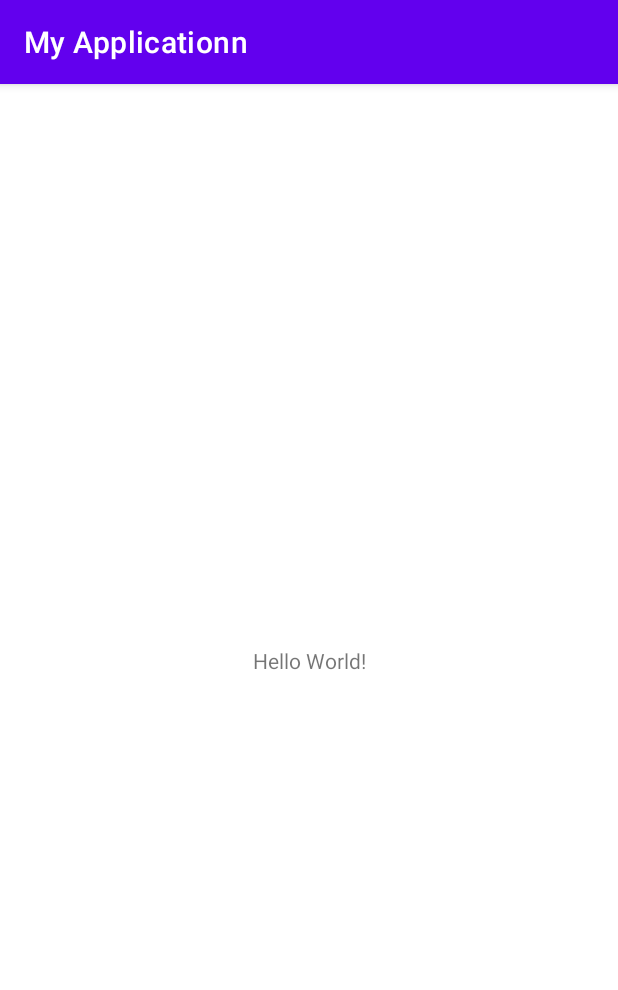
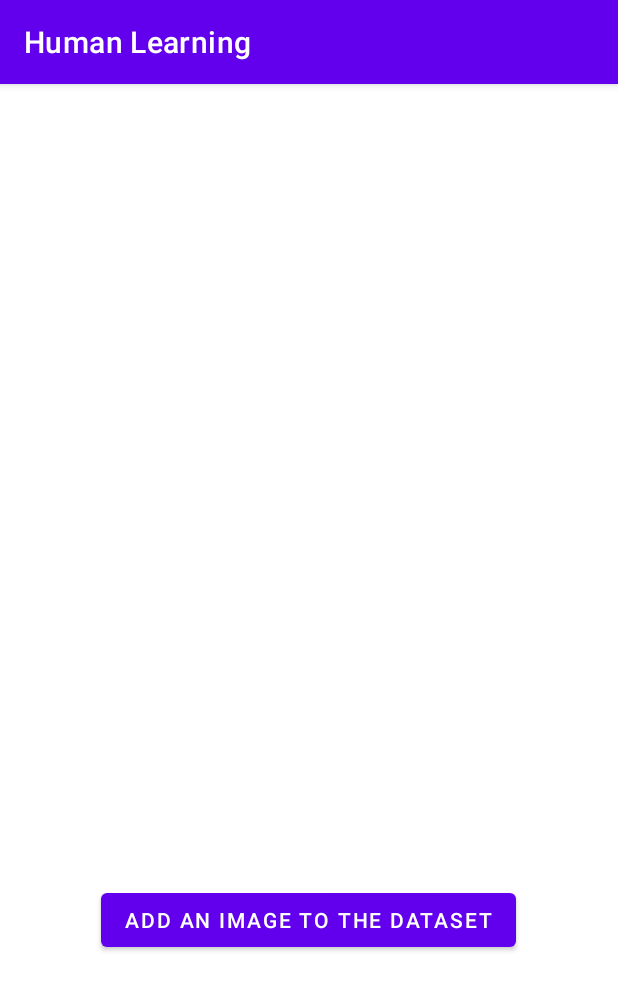
Before and after one commit to HumanLearning2021/HumanLearningApp, an Android app: the screen it shows after launch (MainActivity), on a phone screen of 412 x 824 dp. Shown: the top 990 px of the screen. Run offline under Robolectric (Android 15) with nearby library versions, the phone set to English and light mode, and no system bars; libraries missing offline, so code that uses them is left out: androidx.camera.core, androidx.camera.lifecycle, androidx.camera.view.

Commit message:
add feature add a picture to a dataset

```diff
--- a/app/src/main/AndroidManifest.xml
+++ b/app/src/main/AndroidManifest.xml
@@ -1,6 +1,10 @@
 <?xml version="1.0" encoding="utf-8"?>
 <manifest xmlns:android="http://schemas.android.com/apk/res/android"
     package="com.github.HumanLearning2021.HumanLearningApp">
+
+    <uses-permission
+        android:name="android.permission.CAMERA"
+        android:required="false" />
 
     <application
         android:allowBackup="false"
@@ -9,6 +13,7 @@
         android:roundIcon="@mipmap/ic_launcher_round"
         android:supportsRtl="true"
         android:theme="@style/Theme.HumanLearning">
+        <activity android:name=".AddPictureActivity"></activity>
         <activity android:name=".MainActivity">
             <intent-filter>
                 <action android:name="android.intent.action.MAIN" />
--- a/app/src/main/res/layout/activity_main.xml
+++ b/app/src/main/res/layout/activity_main.xml
@@ -6,13 +6,52 @@
     android:layout_height="match_parent"
     tools:context=".MainActivity">
 
-    <TextView
+
+    <Button
+        android:id="@+id/goToCameraButton"
         android:layout_width="wrap_content"
         android:layout_height="wrap_content"
-        android:text="Hello World!"
+        android:layout_marginStart="162dp"
+        android:layout_marginTop="533dp"
+        android:layout_marginEnd="156dp"
+        android:layout_marginBottom="151dp"
+        android:onClick="launchToCameraActivity"
+        android:text="Add an image to the dataset"
         app:layout_constraintBottom_toBottomOf="parent"
-        app:layout_constraintLeft_toLeftOf="parent"
-        app:layout_constraintRight_toRightOf="parent"
-        app:layout_constraintTop_toTopOf="parent" />
+        app:layout_constraintEnd_toEndOf="parent"
+        app:layout_constraintHorizontal_bias="0.519"
+        app:layout_constraintStart_toStartOf="parent"
+        app:layout_constraintTop_toTopOf="parent"
+        app:layout_constraintVertical_bias="0.0" />
+
+    <ImageView
+        android:id="@+id/pictureTaken"
+        android:layout_width="319dp"
+        android:layout_height="450dp"
+        android:layout_marginStart="16dp"
+        android:layout_marginTop="16dp"
+        android:layout_marginEnd="22dp"
+        android:layout_marginBottom="27dp"
+        app:layout_constraintBottom_toTopOf="@+id/goToCameraButton"
+        app:layout_constraintEnd_toEndOf="parent"
+        app:layout_constraintHorizontal_bias="0.555"
+        app:layout_constraintStart_toStartOf="parent"
+        app:layout_constraintTop_toTopOf="parent"
+        app:layout_constraintVertical_bias="1.0" />
+
+    <TextView
+        android:id="@+id/selectedCategory"
+        android:layout_width="wrap_content"
+        android:layout_height="wrap_content"
+        android:layout_marginStart="131dp"
+        android:layout_marginTop="54dp"
+        android:layout_marginEnd="131dp"
+        android:textAlignment="center"
+        android:textSize="24sp"
+        app:layout_constraintBottom_toTopOf="@+id/pictureTaken"
+        app:layout_constraintEnd_toEndOf="parent"
+        app:layout_constraintStart_toStartOf="parent"
+        app:layout_constraintTop_toTopOf="parent"
+        app:layout_constraintVertical_bias="1.0" />
 
 </androidx.constraintlayout.widget.ConstraintLayout>
--- a/app/src/main/res/values/colors.xml
+++ b/app/src/main/res/values/colors.xml
@@ -1,5 +1,8 @@
 <?xml version="1.0" encoding="utf-8"?>
 <resources>
+    <color name="button_default">#FF6200EE</color>
+    <color name="button_set">#FF03DAC5</color>
+
     <color name="purple_200">#FFBB86FC</color>
     <color name="purple_500">#FF6200EE</color>
     <color name="purple_700">#FF3700B3</color>
--- a/app/src/main/res/values/strings.xml
+++ b/app/src/main/res/values/strings.xml
@@ -1,3 +1,14 @@
 <resources>
-    <string name="app_name">My Applicationn</string>
+    <string name="app_name">Human Learning</string>
+    <string name="AddPicture_takePictureButtonText">Take a picture</string>
+    <string name="AddPicture_takePictureButtonTextWhenImageTaken">Change picture</string>
+    <string name="AddPicture_selectCategoryButtonText">Select the category</string>
+    <string name="AddPicture_saveButtonText">Save selection</string>
+    <string name="AddPicture_permissionGrantedToast">Camera permission granted.</string>
+    <string name="AddPicture_categorySelectionDialogTitle">Pick a category</string>
+    <string name="AddPicture_permissionNeededDialogTitle">Camera required</string>
+    <string name="AddPicture_permissionNeededDialogMessage">To use this functionality, access to the camera is required. Either you have denied the app the permission to use it or your device has no camera.</string>
+    <string name="AddPicture_errorWhileTakingPictureDialogTitle">Error</string>
+    <string name="AddPicture_errorWhileTakingPictureDialogMessage">An error occurred while taking the picture, please try again.</string>
+    <string name="AddPicture_camareImageViewDescription">Shows the picture which has just been taken</string>
 </resources>
```
Also changed, not shown: app/build.gradle (+7 -0 lines), app/src/main/java/com/github/HumanLearning2021/HumanLearningApp/AddPictureActivity.kt (added, +254 -0 lines), app/src/main/java/com/github/HumanLearning2021/HumanLearningApp/MainActivity.kt (+28 -1 lines), app/src/main/res/layout/activity_camera.xml (added, +68 -0 lines), 2 other files.
